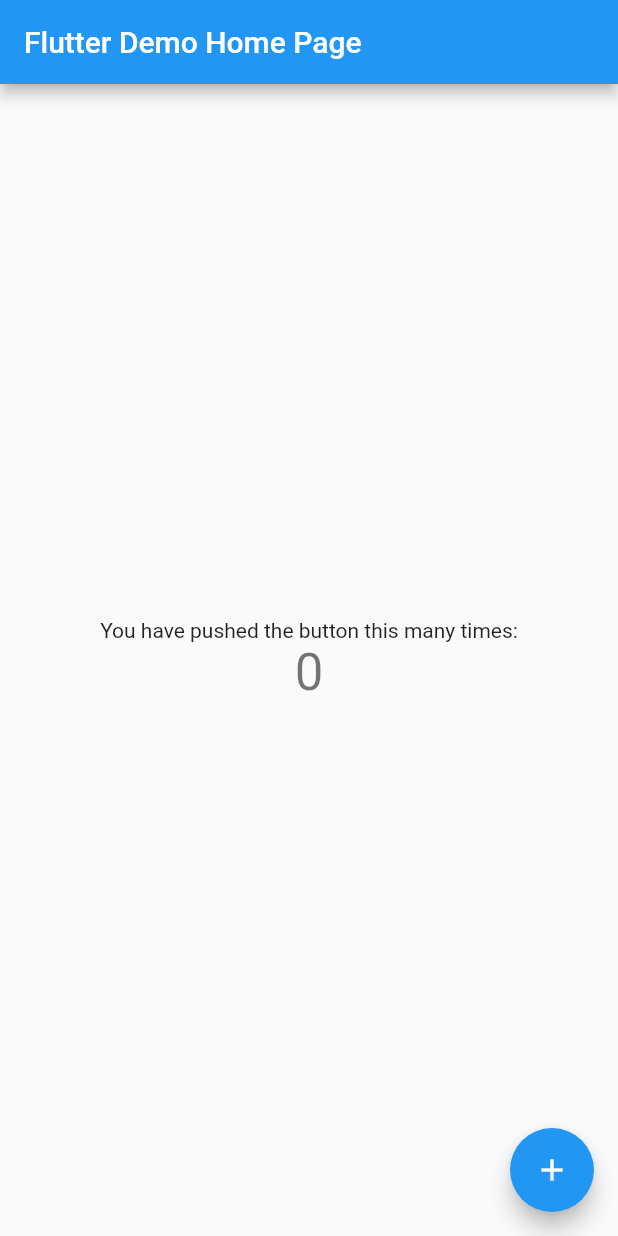
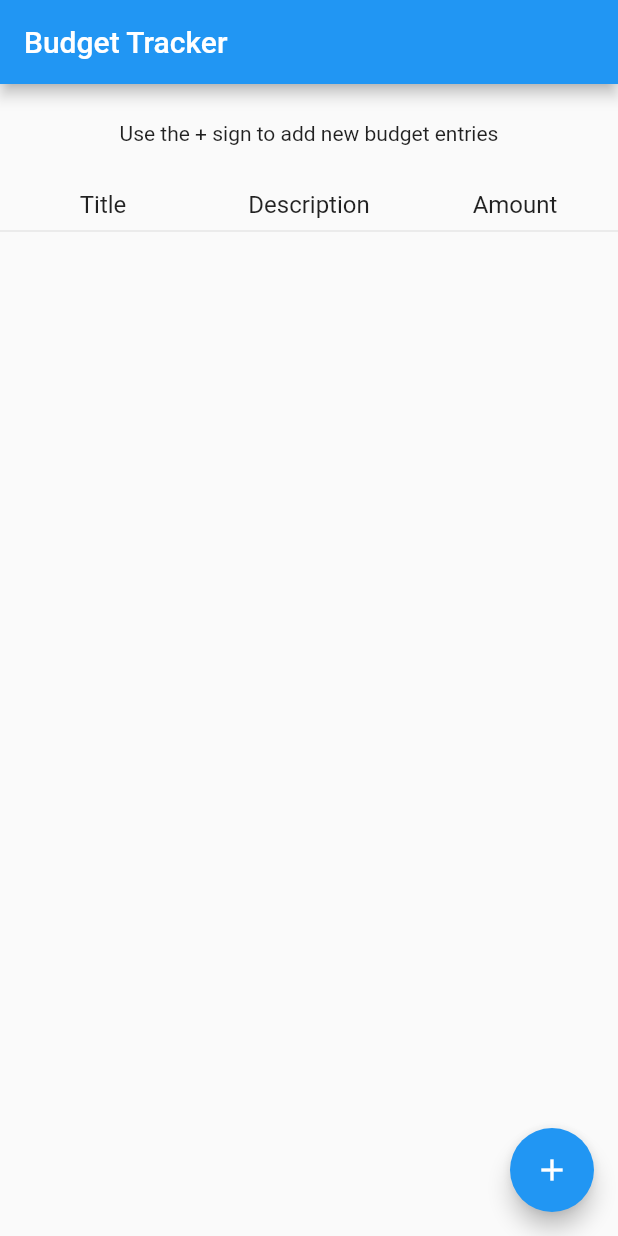
Before and after one commit to hendrikunger/flutter_budget_tracker, a Flutter app: the screen it shows after launch, on a phone screen of 412 x 824 dp. Run offline on Flutter 3.47's test engine with Material 2 defaults, Android fonts, the phone set to English and light mode, and no system bars; our stand-ins replace go_router; missing offline and left inert: amplify_core.

Commit message:
Created Front End

```diff
--- a/lib/main.dart
+++ b/lib/main.dart
@@ -1,115 +1,198 @@
 import 'package:flutter/material.dart';
+import 'package:go_router/go_router.dart';
 
-void main() {
+import 'models/ModelProvider.dart';
+
+Future<void> main() async {
+  WidgetsFlutterBinding.ensureInitialized();
+  await _configureAmplify();
   runApp(const MyApp());
+}
+
+Future<void> _configureAmplify() async {
+  // To be filled in
 }
 
 class MyApp extends StatelessWidget {
   const MyApp({super.key});
 
-  // This widget is the root of your application.
+  // GoRouter configuration
+  static final _router = GoRouter(
+    routes: [
+      GoRoute(
+        path: '/',
+        builder: (context, state) => const HomeScreen(),
+      ),
+    ],
+  );
+
   @override
   Widget build(BuildContext context) {
-    return MaterialApp(
-      title: 'Flutter Demo',
-      theme: ThemeData(
-        // This is the theme of your application.
-        //
-        // Try running your application with "flutter run". You'll see the
-        // application has a blue toolbar. Then, without quitting the app, try
-        // changing the primarySwatch below to Colors.green and then invoke
-        // "hot reload" (press "r" in the console where you ran "flutter run",
-        // or simply save your changes to "hot reload" in a Flutter IDE).
-        // Notice that the counter didn't reset back to zero; the application
-        // is not restarted.
-        primarySwatch: Colors.blue,
-      ),
-      home: const MyHomePage(title: 'Flutter Demo Home Page'),
+    return MaterialApp.router(
+      routerConfig: _router,
+      debugShowCheckedModeBanner: false,
     );
   }
 }
 
-class MyHomePage extends StatefulWidget {
-  const MyHomePage({super.key, required this.title});
-
-  // This widget is the home page of your application. It is stateful, meaning
-  // that it has a State object (defined below) that contains fields that affect
-  // how it looks.
-
-  // This class is the configuration for the state. It holds the values (in this
-  // case the title) provided by the parent (in this case the App widget) and
-  // used by the build method of the State. Fields in a Widget subclass are
-  // always marked "final".
-
-  final String title;
+class LoadingScreen extends StatelessWidget {
+  const LoadingScreen({super.key});
 
   @override
-  State<MyHomePage> createState() => _MyHomePageState();
+  Widget build(BuildContext context) {
+    return const Scaffold(
+      body: Center(
+        child: CircularProgressIndicator(),
+      ),
+    );
+  }
 }
 
-class _MyHomePageState extends State<MyHomePage> {
-  int _counter = 0;
+class HomeScreen extends StatefulWidget {
+  const HomeScreen({super.key});
 
-  void _incrementCounter() {
-    setState(() {
-      // This call to setState tells the Flutter framework that something has
-      // changed in this State, which causes it to rerun the build method below
-      // so that the display can reflect the updated values. If we changed
-      // _counter without calling setState(), then the build method would not be
-      // called again, and so nothing would appear to happen.
-      _counter++;
-    });
+  @override
+  State<HomeScreen> createState() => _HomeScreenState();
+}
+
+class _HomeScreenState extends State<HomeScreen> {
+  var _budgetEntries = <BudgetEntry>[];
+
+  @override
+  void initState() {
+    super.initState();
+  }
+
+  Future<void> _refreshBudgetEntries() async {
+    // To be filled in
+  }
+
+  Future<void> _deleteBudgetEntry(BudgetEntry budgetEntry) async {
+    // To be filled in
+  }
+
+  Future<void> _navigateToBudgetEntry({BudgetEntry? budgetEntry}) async {
+    // To be filled in
+  }
+
+  double _calculateTotalBudget(List<BudgetEntry?> items) {
+    var totalAmount = 0.0;
+    for (final item in items) {
+      totalAmount += item?.amount ?? 0;
+    }
+    return totalAmount;
+  }
+
+  Widget _buildRow({
+    required String title,
+    required String description,
+    required String amount,
+    TextStyle? style,
+  }) {
+    return Row(
+      children: [
+        Expanded(
+          child: Text(
+            title,
+            textAlign: TextAlign.center,
+            style: style,
+          ),
+        ),
+        Expanded(
+          child: Text(
+            description,
+            textAlign: TextAlign.center,
+            style: style,
+          ),
+        ),
+        Expanded(
+          child: Text(
+            amount,
+            textAlign: TextAlign.center,
+            style: style,
+          ),
+        ),
+      ],
+    );
   }
 
   @override
   Widget build(BuildContext context) {
-    // This method is rerun every time setState is called, for instance as done
-    // by the _incrementCounter method above.
-    //
-    // The Flutter framework has been optimized to make rerunning build methods
-    // fast, so that you can just rebuild anything that needs updating rather
-    // than having to individually change instances of widgets.
     return Scaffold(
+      floatingActionButton: FloatingActionButton(
+        // Navigate to the page to create new budget entries
+        onPressed: _navigateToBudgetEntry,
+        child: const Icon(Icons.add),
+      ),
       appBar: AppBar(
-        // Here we take the value from the MyHomePage object that was created by
-        // the App.build method, and use it to set our appbar title.
-        title: Text(widget.title),
+        title: const Text('Budget Tracker'),
       ),
       body: Center(
-        // Center is a layout widget. It takes a single child and positions it
-        // in the middle of the parent.
-        child: Column(
-          // Column is also a layout widget. It takes a list of children and
-          // arranges them vertically. By default, it sizes itself to fit its
-          // children horizontally, and tries to be as tall as its parent.
-          //
-          // Invoke "debug painting" (press "p" in the console, choose the
-          // "Toggle Debug Paint" action from the Flutter Inspector in Android
-          // Studio, or the "Toggle Debug Paint" command in Visual Studio Code)
-          // to see the wireframe for each widget.
-          //
-          // Column has various properties to control how it sizes itself and
-          // how it positions its children. Here we use mainAxisAlignment to
-          // center the children vertically; the main axis here is the vertical
-          // axis because Columns are vertical (the cross axis would be
-          // horizontal).
-          mainAxisAlignment: MainAxisAlignment.center,
-          children: <Widget>[
-            const Text(
-              'You have pushed the button this many times:',
+        child: Padding(
+          padding: const EdgeInsets.only(top: 25),
+          child: RefreshIndicator(
+            onRefresh: _refreshBudgetEntries,
+            child: Column(
+              children: [
+                if (_budgetEntries.isEmpty)
+                  const Text('Use the \u002b sign to add new budget entries')
+                else
+                  Row(
+                    mainAxisAlignment: MainAxisAlignment.center,
+                    children: [
+                      // Show total budget from the list of all BudgetEntries
+                      Text(
+                        'Total Budget: \$ ${_calculateTotalBudget(_budgetEntries).toStringAsFixed(2)}',
+                        style: const TextStyle(fontSize: 24),
+                      )
+                    ],
+                  ),
+                const SizedBox(height: 30),
+                _buildRow(
+                  title: 'Title',
+                  description: 'Description',
+                  amount: 'Amount',
+                  style: Theme.of(context).textTheme.titleMedium,
+                ),
+                const Divider(),
+                Expanded(
+                  child: ListView.builder(
+                    itemCount: _budgetEntries.length,
+                    itemBuilder: (context, index) {
+                      final budgetEntry = _budgetEntries[index];
+                      return Dismissible(
+                        key: ValueKey(budgetEntry),
+                        background: const ColoredBox(
+                          color: Colors.red,
+                          child: Padding(
+                            padding: EdgeInsets.only(right: 10),
+                            child: Align(
+                              alignment: Alignment.centerRight,
+                              child: Icon(Icons.delete, color: Colors.white),
+                            ),
+                          ),
+                        ),
+                        onDismissed: (_) => _deleteBudgetEntry(budgetEntry),
+                        child: ListTile(
+                          onTap: () => _navigateToBudgetEntry(
+                            budgetEntry: budgetEntry,
+                          ),
+                          title: _buildRow(
+                            title: budgetEntry.title,
+                            description: budgetEntry.description ?? '',
+                            amount:
+                                '\$ ${budgetEntry.amount.toStringAsFixed(2)}',
+                          ),
+                        ),
+                      );
+                    },
+                  ),
+                ),
+              ],
             ),
-            Text(
-              '$_counter',
-              style: Theme.of(context).textTheme.headlineMedium,
-            ),
-          ],
+          ),
         ),
       ),
-      floatingActionButton: FloatingActionButton(
-        onPressed: _incrementCounter,
-        tooltip: 'Increment',
-        child: const Icon(Icons.add),
-      ), // This trailing comma makes auto-formatting nicer for build methods.
     );
   }
 }
--- /dev/null
+++ b/lib/models/BudgetEntry.dart
@@ -0,0 +1,279 @@
+/*
+* Copyright 2021 Amazon.com, Inc. or its affiliates. All Rights Reserved.
+*
+* Licensed under the Apache License, Version 2.0 (the "License").
+* You may not use this file except in compliance with the License.
+* A copy of the License is located at
+*
+*  http://aws.amazon.com/apache2.0
+*
+* or in the "license" file accompanying this file. This file is distributed
+* on an "AS IS" BASIS, WITHOUT WARRANTIES OR CONDITIONS OF ANY KIND, either
+* express or implied. See the License for the specific language governing
+* permissions and limitations under the License.
+*/
+
+// NOTE: This file is generated and may not follow lint rules defined in your app
+// Generated files can be excluded from analysis in analysis_options.yaml
+// For more info, see: https://dart.dev/guides/language/analysis-options#excluding-code-from-analysis
+
+// ignore_for_file: public_member_api_docs, annotate_overrides, dead_code, dead_codepublic_member_api_docs, depend_on_referenced_packages, file_names, library_private_types_in_public_api, no_leading_underscores_for_library_prefixes, no_leading_underscores_for_local_identifiers, non_constant_identifier_names, null_check_on_nullable_type_parameter, prefer_adjacent_string_concatenation, prefer_const_constructors, prefer_if_null_operators, prefer_interpolation_to_compose_strings, slash_for_doc_comments, sort_child_properties_last, unnecessary_const, unnecessary_constructor_name, unnecessary_late, unnecessary_new, unnecessary_null_aware_assignments, unnecessary_nullable_for_final_variable_declarations, unnecessary_string_interpolations, use_build_context_synchronously
+
+import 'package:amplify_core/amplify_core.dart';
+import 'package:flutter/foundation.dart';
+
+
+/** This is an auto generated class representing the BudgetEntry type in your schema. */
+@immutable
+class BudgetEntry extends Model {
+  static const classType = const _BudgetEntryModelType();
+  final String id;
+  final String? _title;
+  final String? _description;
+  final double? _amount;
+  final TemporalDateTime? _createdAt;
+  final TemporalDateTime? _updatedAt;
+
+  @override
+  getInstanceType() => classType;
+
+  @Deprecated('[getId] is being deprecated in favor of custom primary key feature. Use getter [modelIdentifier] to get model identifier.')
+  @override
+  String getId() => id;
+
+  BudgetEntryModelIdentifier get modelIdentifier {
+      return BudgetEntryModelIdentifier(
+        id: id
+      );
+  }
+
+  String get title {
+    try {
+      return _title!;
+    } catch(e) {
+      throw new AmplifyCodeGenModelException(
+          AmplifyExceptionMessages.codeGenRequiredFieldForceCastExceptionMessage,
+          recoverySuggestion:
+            AmplifyExceptionMessages.codeGenRequiredFieldForceCastRecoverySuggestion,
+          underlyingException: e.toString()
+          );
+    }
+  }
+
+  String get description {
+    try {
+      return _description!;
+    } catch(e) {
+      throw new AmplifyCodeGenModelException(
+          AmplifyExceptionMessages.codeGenRequiredFieldForceCastExceptionMessage,
+          recoverySuggestion:
+            AmplifyExceptionMessages.codeGenRequiredFieldForceCastRecoverySuggestion,
+          underlyingException: e.toString()
+          );
+    }
+  }
+
+  double get amount {
+    try {
+      return _amount!;
+    } catch(e) {
+      throw new AmplifyCodeGenModelException(
+          AmplifyExceptionMessages.codeGenRequiredFieldForceCastExceptionMessage,
+          recoverySuggestion:
+            AmplifyExceptionMessages.codeGenRequiredFieldForceCastRecoverySuggestion,
+          underlyingException: e.toString()
+          );
+    }
+  }
+
+  TemporalDateTime? get createdAt {
+    return _createdAt;
+  }
+
+  TemporalDateTime? get updatedAt {
+    return _updatedAt;
+  }
+
+  const BudgetEntry._internal({required this.id, required title, required description, required amount, createdAt, updatedAt}): _title = title, _description = description, _amount = amount, _createdAt = createdAt, _updatedAt = updatedAt;
+
+  factory BudgetEntry({String? id, required String title, required String description, required double amount}) {
+    return BudgetEntry._internal(
+      id: id == null ? UUID.getUUID() : id,
+      title: title,
+      description: description,
+      amount: amount);
+  }
+
+  bool equals(Object other) {
+    return this == other;
+  }
+
+  @override
+  bool operator ==(Object other) {
+    if (identical(other, this)) return true;
+    return other is BudgetEntry &&
+      id == other.id &&
+      _title == other._title &&
+      _description == other._description &&
+      _amount == other._amount;
+  }
+
+  @override
+  int get hashCode => toString().hashCode;
+
+  @override
+  String toString() {
+    var buffer = new StringBuffer();
+
+    buffer.write("BudgetEntry {");
+    buffer.write("id=" + "$id" + ", ");
+    buffer.write("title=" + "$_title" + ", ");
+    buffer.write("description=" + "$_description" + ", ");
+    buffer.write("amount=" + (_amount != null ? _amount!.toString() : "null") + ", ");
+    buffer.write("createdAt=" + (_createdAt != null ? _createdAt!.format() : "null") + ", ");
+    buffer.write("updatedAt=" + (_updatedAt != null ? _updatedAt!.format() : "null"));
+    buffer.write("}");
+
+    return buffer.toString();
+  }
+
+  BudgetEntry copyWith({String? title, String? description, double? amount}) {
+    return BudgetEntry._internal(
+      id: id,
+      title: title ?? this.title,
+      description: description ?? this.description,
+      amount: amount ?? this.amount);
+  }
+
+  BudgetEntry.fromJson(Map<String, dynamic> json)
+    : id = json['id'],
+      _title = json['title'],
+      _description = json['description'],
+      _amount = (json['amount'] as num?)?.toDouble(),
+      _createdAt = json['createdAt'] != null ? TemporalDateTime.fromString(json['createdAt']) : null,
+      _updatedAt = json['updatedAt'] != null ? TemporalDateTime.fromString(json['updatedAt']) : null;
+
+  Map<String, dynamic> toJson() => {
+    'id': id, 'title': _title, 'description': _description, 'amount': _amount, 'createdAt': _createdAt?.format(), 'updatedAt': _updatedAt?.format()
+  };
+
+  Map<String, Object?> toMap() => {
+    'id': id, 'title': _title, 'description': _description, 'amount': _amount, 'createdAt': _createdAt, 'updatedAt': _updatedAt
+  };
+
+  static final QueryModelIdentifier<BudgetEntryModelIdentifier> MODEL_IDENTIFIER = QueryModelIdentifier<BudgetEntryModelIdentifier>();
+  static final QueryField ID = QueryField(fieldName: "id");
+  static final QueryField TITLE = QueryField(fieldName: "title");
+  static final QueryField DESCRIPTION = QueryField(fieldName: "description");
+  static final QueryField AMOUNT = QueryField(fieldName: "amount");
+  static var schema = Model.defineSchema(define: (ModelSchemaDefinition modelSchemaDefinition) {
+    modelSchemaDefinition.name = "BudgetEntry";
+    modelSchemaDefinition.pluralName = "BudgetEntries";
+
+    modelSchemaDefinition.authRules = [
+      AuthRule(
+        authStrategy: AuthStrategy.OWNER,
+        ownerField: "owner",
+        identityClaim: "cognito:username",
+        provider: AuthRuleProvider.USERPOOLS,
+        operations: [
+          ModelOperation.CREATE,
+          ModelOperation.UPDATE,
+          ModelOperation.DELETE,
+          ModelOperation.READ
+        ])
+    ];
+
+    modelSchemaDefinition.addField(ModelFieldDefinition.id());
+
+    modelSchemaDefinition.addField(ModelFieldDefinition.field(
+      key: BudgetEntry.TITLE,
+      isRequired: true,
+      ofType: ModelFieldType(ModelFieldTypeEnum.string)
+    ));
+
+    modelSchemaDefinition.addField(ModelFieldDefinition.field(
+      key: BudgetEntry.DESCRIPTION,
+      isRequired: true,
+      ofType: ModelFieldType(ModelFieldTypeEnum.string)
+    ));
+
+    modelSchemaDefinition.addField(ModelFieldDefinition.field(
+      key: BudgetEntry.AMOUNT,
+      isRequired: true,
+      ofType: ModelFieldType(ModelFieldTypeEnum.double)
+    ));
+
+    modelSchemaDefinition.addField(ModelFieldDefinition.nonQueryField(
+      fieldName: 'createdAt',
+      isRequired: false,
+      isReadOnly: true,
+      ofType: ModelFieldType(ModelFieldTypeEnum.dateTime)
+    ));
+
+    modelSchemaDefinition.addField(ModelFieldDefinition.nonQueryField(
+      fieldName: 'updatedAt',
+      isRequired: false,
+      isReadOnly: true,
+      ofType: ModelFieldType(ModelFieldTypeEnum.dateTime)
+    ));
+  });
+}
+
+class _BudgetEntryModelType extends ModelType<BudgetEntry> {
+  const _BudgetEntryModelType();
+
+  @override
+  BudgetEntry fromJson(Map<String, dynamic> jsonData) {
+    return BudgetEntry.fromJson(jsonData);
+  }
+
+  @override
+  String modelName() {
+    return 'BudgetEntry';
+  }
+}
+
+/**
+ * This is an auto generated class representing the model identifier
+ * of [BudgetEntry] in your schema.
+ */
+@immutable
+class BudgetEntryModelIdentifier implements ModelIdentifier<BudgetEntry> {
+  final String id;
+
+  /** Create an instance of BudgetEntryModelIdentifier using [id] the primary key. */
+  const BudgetEntryModelIdentifier({
+    required this.id});
+
+  @override
+  Map<String, dynamic> serializeAsMap() => (<String, dynamic>{
+    'id': id
+  });
+
+  @override
+  List<Map<String, dynamic>> serializeAsList() => serializeAsMap()
+    .entries
+    .map((entry) => (<String, dynamic>{ entry.key: entry.value }))
+    .toList();
+
+  @override
+  String serializeAsString() => serializeAsMap().values.join('#');
+
+  @override
+  String toString() => 'BudgetEntryModelIdentifier(id: $id)';
+
+  @override
+  bool operator ==(Object other) {
+    if (identical(this, other)) {
+      return true;
+    }
+
+    return other is BudgetEntryModelIdentifier &&
+      id == other.id;
+  }
+
+  @override
+  int get hashCode =>
+    id.hashCode;
+}
```
Also changed, not shown: lib/models/ModelProvider.dart (added, +46 -0 lines), 5 other files.
